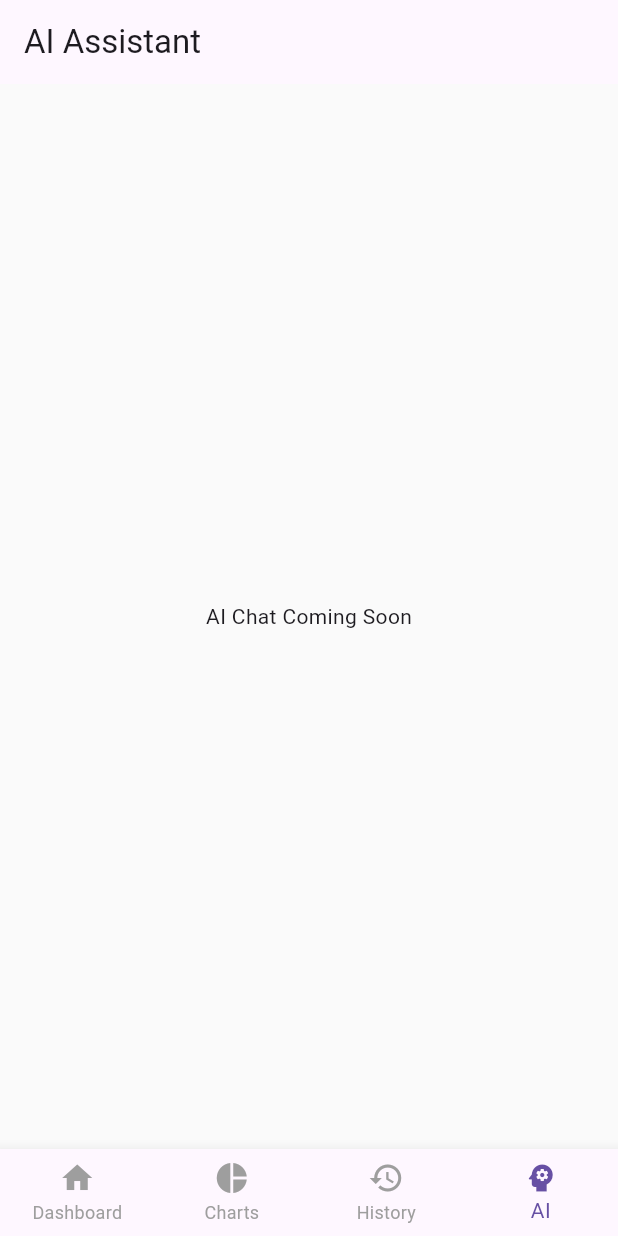
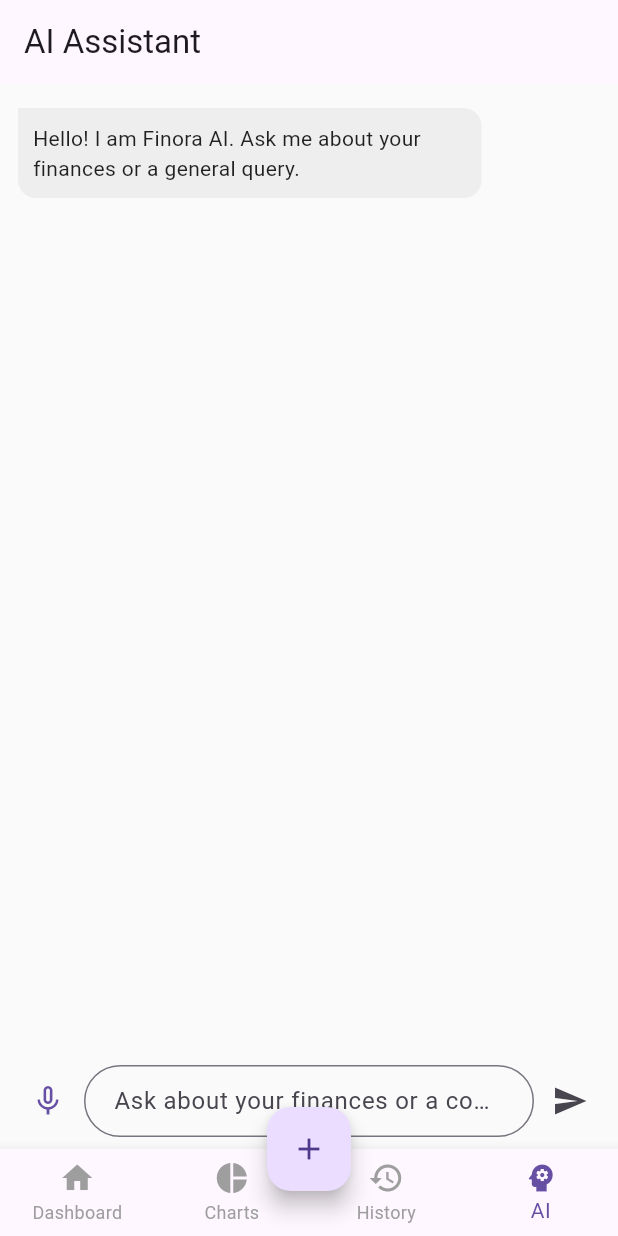
Before and after one commit to krlpsule/finora_, a Flutter app: the screen it shows after launch, item 4 of the bottom bar chosen, on a phone screen of 412 x 824 dp. Run offline on Flutter 3.47's test engine with Material 3 defaults, Android fonts, the light colour scheme and no system bars; our stand-ins replace cloud_firestore, firebase_core, fl_chart, flutter_bloc, flutter_dotenv, flutter_local_notifications and 2 more; accounts and stored records are empty.

Commit message:
AI entegrasyonu ve Firebase tamamlandı

```diff
--- a/smart_budget/lib/main.dart
+++ b/smart_budget/lib/main.dart
@@ -1,42 +1,63 @@
+// lib/main.dart (Nihai Versiyon)
+
 import 'package:firebase_core/firebase_core.dart';
 import 'package:flutter/material.dart';
 import 'package:provider/provider.dart';
-import 'screens/dashboard.dart';
+import 'package:flutter_dotenv/flutter_dotenv.dart'; // Yüklü
+import 'package:flutter_bloc/flutter_bloc.dart'; // Yüklü
+import 'screens/main_screen.dart'; // Yüklü
 import 'services/firestore_service.dart';
 import 'services/notification_service.dart';
 import 'services/speech_service.dart';
 import 'services/ai_service.dart';
-import 'package:flutter_dotenv/flutter_dotenv.dart';
-import 'package:flutter_bloc/flutter_bloc.dart'; // BLoC paketi
 import 'features/transaction/transaction_bloc.dart';
 import 'features/transaction/transaction_event.dart';
-import 'screens/main_screen.dart';
 
-// TODO: Add your Firebase options or configure with google-services files.
+// ---------------------------------------------
+// KRİTİK DÜZELTME: Servislerin doğru sırayla başlatılması
+// ---------------------------------------------
 void main() async {
   WidgetsFlutterBinding.ensureInitialized();
+
+  // 1. DOTENV YÜKLEME (AI Servisi için hayati)
+  // Bu, AIService constructor'ı çağrılmadan önce anahtarı kullanılabilir yapar.
+  try {
+    await dotenv.load(fileName: ".env");
+  } catch (e) {
+    // Eğer .env dosyası bulunamazsa bile uygulamayı durdurmayalım
+    print("Warning: Failed to load .env file: $e");
+  }
+
+  // 2. FIREBASE BAŞLATMA
   await Firebase.initializeApp();
+
+  // 3. SERVİS İLK BAŞLATMALARI (Bildirimler)
+  // Arkadaşınız bu kısmı tamamlayacaktır. Şimdilik sadece init çağrısı kalsın.
   await NotificationService().init();
-  runApp(FinoraApp());
+
+  runApp(const FinoraApp()); // runApp çağrılırken, FinoraApp içinde Provider'lar kurulur.
 }
 
 class FinoraApp extends StatelessWidget {
+  const FinoraApp({super.key}); // const constructor eklendi
+
   @override
   Widget build(BuildContext context) {
+    // MultiBlocProvider, tüm servisleri ve BLoC'ları sağlar.
     return MultiBlocProvider(
       providers: [
-        // 1. Transaction BLoC'u ekle
+        // BLoC'lar
         BlocProvider<TransactionBloc>(
-          // TransactionBloc'u oluşturur ve cascade operator (..) kullanarak hemen LoadTransactions event'ini gönderir.
-          // Burada noktalı virgül (;) veya return keyword'ü gerekmez.
           create: (context) =>
               TransactionBloc(FirestoreService())..add(LoadTransactions()),
         ),
 
-        // 2. Diğer servisler için normal Provider'ları koru (BLoC'a çevrilmeyeceklerse)
+        // Diğer Servisler (AIService dahil)
+        // AIService çağrısı, dotenv yüklendiği için artık güvenlidir.
+        Provider<AIService>(create: (_) => AIService()),
         Provider<SpeechService>(create: (_) => SpeechService()),
-        Provider<AIService>(create: (_) => AIService()),
         Provider<NotificationService>(create: (_) => NotificationService()),
+        Provider<FirestoreService>(create: (_) => FirestoreService()), // Gerekirse
       ],
       child: MaterialApp(
         debugShowCheckedModeBanner: false,
@@ -44,8 +65,9 @@ class FinoraApp extends StatelessWidget {
         theme: ThemeData(
           primarySwatch: Colors.indigo,
           scaffoldBackgroundColor: Colors.grey[50],
+          useMaterial3: true,
         ),
-        home: MainScreen(),
+        home: const MainScreen(),
       ),
     );
   }
--- a/smart_budget/lib/screens/ai_assistant.dart
+++ b/smart_budget/lib/screens/ai_assistant.dart
@@ -3,6 +3,8 @@
 import 'package:flutter/material.dart';
 import 'package:provider/provider.dart';
 import '../services/ai_service.dart';
+import '../services/speech_service.dart';
+import '../models/transaction_model.dart'; // Eğer veriyi göndereceksek lazım
 
 class AIAssistantPage extends StatefulWidget {
   const AIAssistantPage({super.key});
@@ -13,72 +15,132 @@ class AIAssistantPage extends StatefulWidget {
 
 class _AIAssistantPageState extends State<AIAssistantPage> {
   final TextEditingController _controller = TextEditingController();
-  final List<String> _messages = [];
+  final ScrollController _scrollController = ScrollController();
+  final List<Map<String, String>> _messages = []; // Mesajlar listesi
   bool _isLoading = false;
+
+  // SpeechService'i Provider ile almak yerine burada başlatabiliriz veya Provider'dan alabiliriz.
+  // Varsayılan olarak Provider ile almayı tercih edelim.
+  late SpeechService _speechService;
 
   @override
   void initState() {
     super.initState();
-    _messages.add(
-        "Finora Assistant: Hello! How can I help you manage your finances today?");
+    _messages.add({"role": "assistant", "text": "Hello! I am Finora AI. Ask me about your finances or a general query."});
+    // SpeechService init işlemi initSpeech() metodunda yapılacak
   }
 
+  @override
+  void didChangeDependencies() {
+    super.didChangeDependencies();
+    // Provider'ı burada alıp SpeechService'i başlatmak daha güvenlidir
+    _speechService = Provider.of<SpeechService>(context, listen: false);
+    _speechService.initSpeech();
+  }
+
+  // PRD R5.1.3: Mesaj gönderme ve AI'dan yanıt alma
   void _sendMessage() async {
     final query = _controller.text.trim();
     if (query.isEmpty) return;
 
     // Kullanıcı mesajını ekle
     setState(() {
-      _messages.add("You: $query");
+      _messages.add({"role": "user", "text": query});
       _controller.clear();
       _isLoading = true;
     });
 
+    // Otomatik aşağı kaydırma
+    _scrollToBottom();
+
     try {
       final aiService = Provider.of<AIService>(context, listen: false);
+
+      // NOT: Gerçek uygulamada, tüm işlem verilerini (TransactionModel listesini)
+      // bu sorguyla birlikte göndermelisiniz ki AI analiz yapabilsin.
+      // Şimdilik sadece sorguyu gönderiyoruz.
       final response = await aiService.getResponse(query);
 
       // AI yanıtını ekle
       setState(() {
-        _messages.add("Finora Assistant: $response");
+        _messages.add({"role": "assistant", "text": response});
       });
     } catch (e) {
       setState(() {
-        _messages.add(
-            "Finora Assistant: An error occurred while fetching the response.");
+        _messages.add({"role": "assistant", "text": "An error occurred while fetching the response: $e"});
       });
     } finally {
       setState(() {
         _isLoading = false;
       });
+      _scrollToBottom();
     }
+  }
+
+  // PRD R5.3: Sesli Komutu Başlatma
+  void _startVoiceInput() async {
+    if (_speechService.isAvailable && !_speechService.isListening) {
+      final speechResult = await _speechService.startListening();
+      if (speechResult != null && speechResult.isNotEmpty) {
+        _controller.text = speechResult;
+        _sendMessage(); // Sesli komutu AI'a gönder
+      }
+    } else {
+      // Kullanıcıya izin hatası veya servis uygun değil mesajı göster
+       setState(() {
+        _messages.add({"role": "assistant", "text": "Voice input is not available. Check microphone permissions."});
+      });
+      _scrollToBottom();
+    }
+  }
+
+  void _scrollToBottom() {
+    WidgetsBinding.instance.addPostFrameCallback((_) {
+      if (_scrollController.hasClients) {
+        _scrollController.animateTo(
+          _scrollController.position.maxScrollExtent,
+          duration: const Duration(milliseconds: 300),
+          curve: Curves.easeOut,
+        );
+      }
+    });
   }
 
   @override
   Widget build(BuildContext context) {
+    // MainScreen'de AppBar'ı yönettiğimiz için burada null yaptık.
     return Scaffold(
-      appBar: AppBar(title: const Text('AI Assistant')),
+      appBar: null,
       body: Column(
         children: [
           // 1. Mesaj Listesi (Chat Geçmişi)
           Expanded(
             child: ListView.builder(
-              reverse: true,
+              controller: _scrollController,
               padding: const EdgeInsets.all(12),
               itemCount: _messages.length,
               itemBuilder: (context, index) {
-                final message = _messages[_messages.length - 1 - index];
-                return Padding(
-                  padding: const EdgeInsets.only(bottom: 8.0),
-                  child: Text(message,
-                      style: TextStyle(
-                        fontWeight: message.startsWith("You:")
-                            ? FontWeight.bold
-                            : FontWeight.normal,
-                        color: message.startsWith("You:")
-                            ? Colors.blueGrey.shade800
-                            : Colors.indigo.shade800,
-                      )),
+                final message = _messages[index];
+                final isUser = message["role"] == "user";
+
+                return Align(
+                  alignment: isUser ? Alignment.centerRight : Alignment.centerLeft,
+                  child: Container(
+                    margin: const EdgeInsets.symmetric(vertical: 4),
+                    padding: const EdgeInsets.all(10),
+                    constraints: BoxConstraints(maxWidth: MediaQuery.of(context).size.width * 0.75),
+                    decoration: BoxDecoration(
+                      color: isUser ? Colors.blue.shade100 : Colors.grey.shade200,
+                      borderRadius: BorderRadius.circular(12).copyWith(
+                        topRight: isUser ? const Radius.circular(0) : const Radius.circular(12),
+                        topLeft: isUser ? const Radius.circular(12) : const Radius.circular(0),
+                      ),
+                    ),
+                    child: Text(
+                      message["text"] ?? "",
+                      style: TextStyle(color: isUser ? Colors.blue.shade900 : Colors.black87),
+                    ),
+                  ),
                 );
               },
             ),
@@ -86,26 +148,35 @@ class _AIAssistantPageState extends State<AIAssistantPage> {
 
           // 2. Yükleniyor Göstergesi
           if (_isLoading)
-            const Padding(
-              padding: EdgeInsets.all(8.0),
-              child: LinearProgressIndicator(),
-            ),
+            const LinearProgressIndicator(),
 
-          // 3. Giriş Alanı
+          // 3. Giriş Alanı ve Mikrofon Butonu (PRD R5.3)
           Padding(
             padding: const EdgeInsets.all(8.0),
             child: Row(
               children: [
+                // Mikrofon Butonu
+                IconButton(
+                  icon: Icon(
+                    _speechService.isListening ? Icons.mic : Icons.mic_none,
+                    color: _speechService.isListening ? Colors.red : Theme.of(context).primaryColor,
+                  ),
+                  onPressed: _isLoading ? null : _startVoiceInput,
+                ),
+
                 Expanded(
                   child: TextField(
                     controller: _controller,
                     decoration: const InputDecoration(
-                      hintText: 'Ask about your finances...',
-                      border: OutlineInputBorder(),
+                      hintText: 'Ask about your finances or a command...',
+                      border: OutlineInputBorder(borderRadius: BorderRadius.all(Radius.circular(25))),
+                      contentPadding: EdgeInsets.symmetric(horizontal: 16, vertical: 8),
                     ),
                     onSubmitted: (_) => _sendMessage(),
                   ),
                 ),
+
+                // Gönder Butonu
                 IconButton(
                   icon: const Icon(Icons.send),
                   onPressed: _isLoading ? null : _sendMessage,
--- a/smart_budget/lib/screens/main_screen.dart
+++ b/smart_budget/lib/screens/main_screen.dart
@@ -3,8 +3,23 @@
 import 'package:flutter/material.dart';
 import 'dashboard.dart';
 import 'charts.dart';
-import 'history.dart'; // Boş bir dosya oluşturun
-import 'ai_assistant.dart'; // Boş bir dosya oluşturun
+import 'history.dart';
+import 'ai_assistant.dart';
+import 'add_transaction.dart'; // İşlem ekleme ekranı
+
+// --- Placeholder/Diğer Sayfaların Const Tanımlamaları (Çalışma Garantisi için) ---
+// Not: Bu sınıflar kendi dosyalarından (history.dart, ai_assistant.dart) geliyorsa,
+// buraya sadece import yeterlidir.
+class HistoryPage extends StatelessWidget {
+  const HistoryPage({super.key});
+  @override
+  Widget build(BuildContext context) {
+    // MainScreen'de AppBar yönetildiği için burada sadece Center kullanıyoruz.
+    return const Center(child: Text('Transaction History Coming Soon'));
+  }
+}
+
+// -----------------------------------------------------------------------------------
 
 class MainScreen extends StatefulWidget {
   const MainScreen({super.key});
@@ -16,31 +31,62 @@ class MainScreen extends StatefulWidget {
 class _MainScreenState extends State<MainScreen> {
   int _selectedIndex = 0;
 
-  final List<Widget> _pages = [
-    const DashboardPage(),
-    const ChartsPage(),
-    const HistoryPage(), // Boş oluşturun
-    const AIAssistantPage(), // Boş oluşturun
+  // PRD'deki tüm ana ekranları içeren liste
+  final List<Widget> _pages = const [
+    DashboardPage(),
+    ChartsPage(),
+    HistoryPage(),
+    AIAssistantPage(),
   ];
 
+  // Sekme değişimini yönetir
   void _onItemTapped(int index) {
     setState(() {
       _selectedIndex = index;
     });
   }
 
+  // İşlem Ekleme Ekranını açma metodu
+  void _openAddTransactionScreen() {
+    Navigator.of(context).push(
+      MaterialPageRoute(builder: (ctx) => const AddTransactionPage()),
+    );
+  }
+
   @override
   Widget build(BuildContext context) {
+    // Seçili sekmeye göre başlık listesi
+    final List<String> titles = [
+      'Finora Dashboard',
+      'Financial Charts',
+      'Transaction History',
+      'AI Assistant'
+    ];
+
     return Scaffold(
-      // AppBar ve FloatingActionButton, alt sayfalara taşınacaksa buradan kaldırılabilir.
-      // Şimdilik sadece sayfa içeriğini döndürüyoruz.
+      // PRD 7.1'e uygun tek AppBar, sekmeler arasında başlığı değiştirir
+      appBar: AppBar(
+        title: Text(titles[_selectedIndex]),
+        elevation: 0,
+      ),
+
+      // Gösterilen sayfa
       body: _pages[_selectedIndex],
 
-      // Alt Gezinti Çubuğu
+      // Floating Action Button (İşlem Ekleme)
+      floatingActionButton: FloatingActionButton(
+        onPressed: _openAddTransactionScreen,
+        child: const Icon(Icons.add),
+      ),
+      // FAB'ı Bottom Navigasyonun ortasına yerleştirme (UX gereksinimi)
+      floatingActionButtonLocation: FloatingActionButtonLocation.centerDocked,
+
+      // Alt Gezinti Çubuğu (BottomNavigationBar)
       bottomNavigationBar: BottomNavigationBar(
         items: const <BottomNavigationBarItem>[
           BottomNavigationBarItem(icon: Icon(Icons.home), label: 'Dashboard'),
           BottomNavigationBarItem(icon: Icon(Icons.pie_chart), label: 'Charts'),
+          // FAB için boşluk bırakılır
           BottomNavigationBarItem(icon: Icon(Icons.history), label: 'History'),
           BottomNavigationBarItem(icon: Icon(Icons.psychology), label: 'AI'),
         ],
@@ -48,26 +94,8 @@ class _MainScreenState extends State<MainScreen> {
         selectedItemColor: Theme.of(context).primaryColor,
         unselectedItemColor: Colors.grey,
         onTap: _onItemTapped,
-        type: BottomNavigationBarType.fixed, // 4-5 item için sabit tip daha iyidir
+        type: BottomNavigationBarType.fixed, // Tüm öğelerin görünmesini sağlar
       ),
     );
   }
 }
-
-// HistoryPage ve AIAssistantPage için basit placeholder'lar (Eğer henüz kodlamadıysanız)
-class HistoryPage extends StatelessWidget {
-  const HistoryPage({super.key});
-  @override
-  Widget build(BuildContext context) {
-    return const Scaffold(appBar: AppBar(title: Text('Transaction History')), body: Center(child: Text('History List Coming Soon')));
-  }
-}
-
-// AIAssistantPage için basit placeholder
-class AIAssistantPage extends StatelessWidget {
-  const AIAssistantPage({super.key});
-  @override
-  Widget build(BuildContext context) {
-    return const Scaffold(appBar: AppBar(title: Text('AI Assistant')), body: Center(child: Text('AI Chat Coming Soon')));
-  }
-}
--- a/smart_budget/pubspec.yaml
+++ b/smart_budget/pubspec.yaml
@@ -26,7 +26,7 @@ dependencies:
   firebase_database: ^11.0.4
 
   # Charts
-  fl_chart: ^0.60.0
+  fl_chart: ^0.68.0
 
   # Speech-to-text
   speech_to_text: 7.3.0
@@ -47,5 +47,5 @@ dev_dependencies:
 
 flutter:
   uses-material-design: true
-assets:
+  assets:
     - .env
```
Also changed, not shown: smart_budget/lib/services/speech_service.dart (+42 -14 lines), smart_budget/pubspec.lock.
